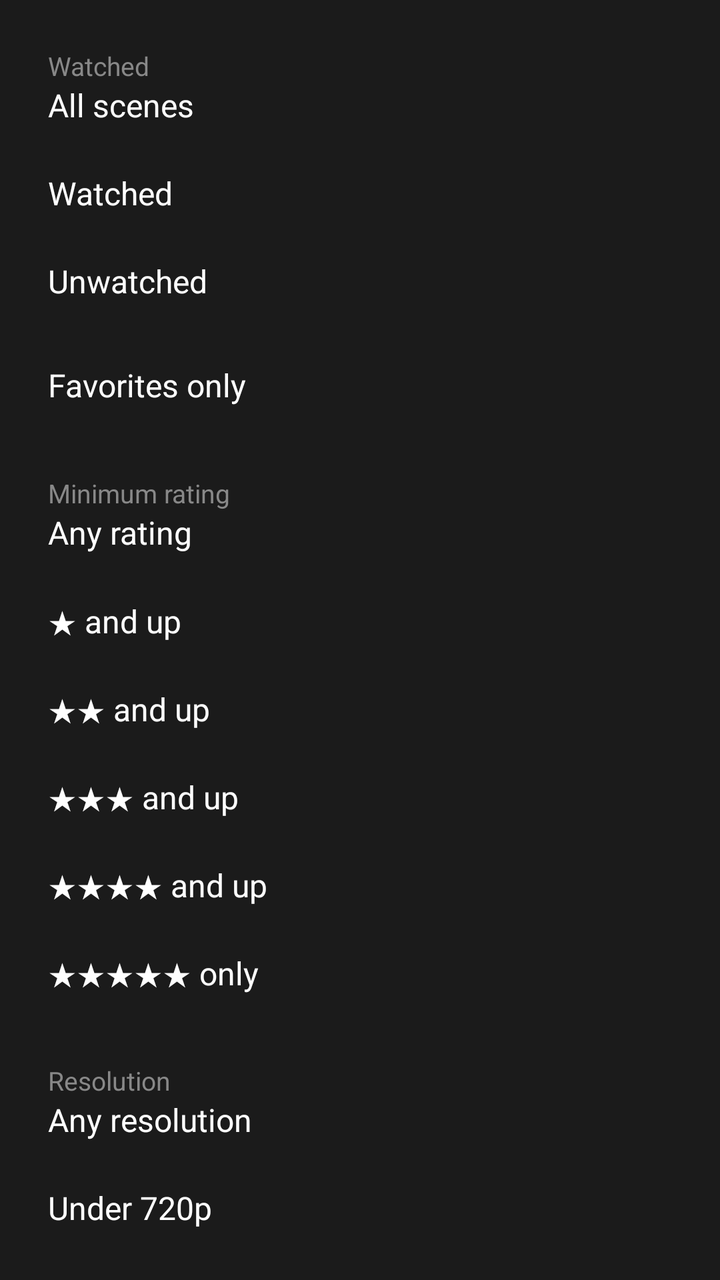
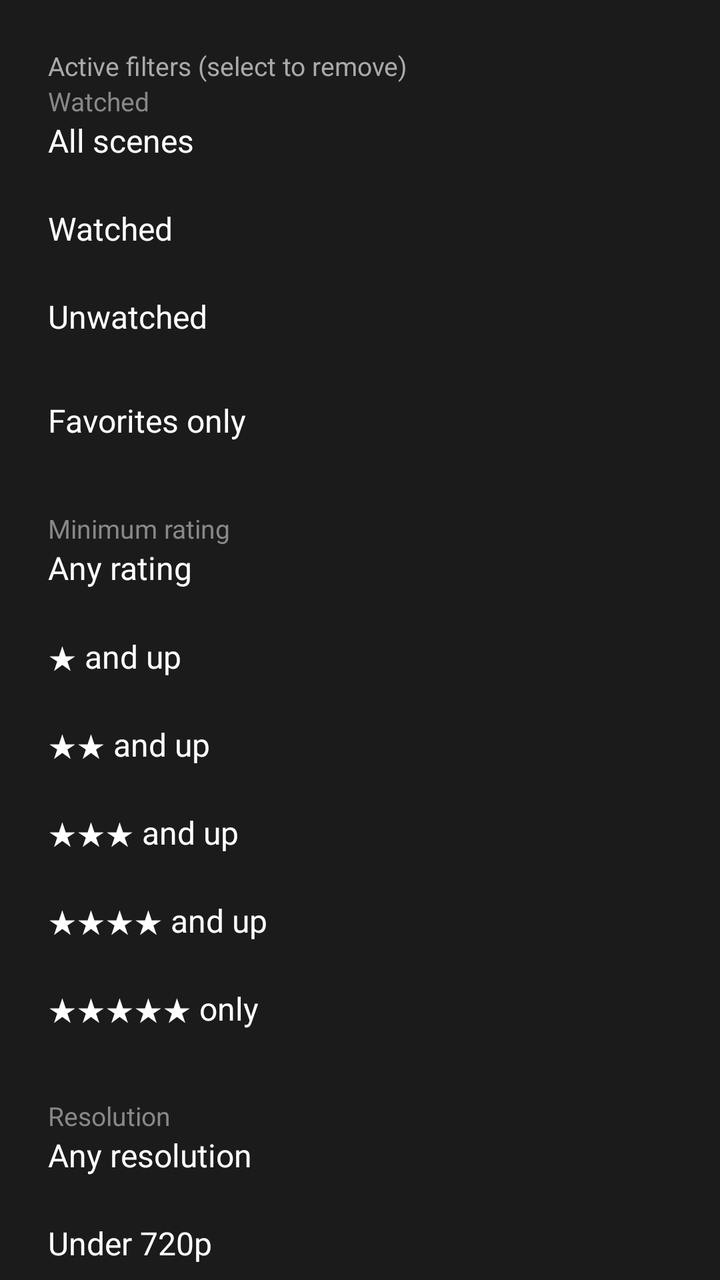

Compare the two renders of this Android layout. The source of the first and the diff that turns it into the second are given below.
<!-- AndroidManifest.xml: application theme Theme.Sinema -->
<!-- res/layout/dialog_scene_filter.xml -->
<?xml version="1.0" encoding="utf-8"?>
<ScrollView xmlns:android="http://schemas.android.com/apk/res/android"
    android:layout_width="match_parent"
    android:layout_height="wrap_content">

    <LinearLayout
        android:layout_width="match_parent"
        android:layout_height="wrap_content"
        android:orientation="vertical"
        android:padding="24dp">

        <TextView
            android:layout_width="match_parent"
            android:layout_height="wrap_content"
            android:text="Watched"
            android:textColor="#888888"
            android:textSize="13sp" />

        <RadioGroup
            android:id="@+id/filter_watch_group"
            android:layout_width="match_parent"
            android:layout_height="wrap_content"
            android:orientation="vertical">

            <RadioButton
                android:id="@+id/filter_watch_all"
                android:layout_width="match_parent"
                android:layout_height="44dp"
                android:checked="true"
                android:text="All scenes"
                android:textColor="@android:color/white"
                android:textSize="16sp" />

            <RadioButton
                android:id="@+id/filter_watch_watched"
                android:layout_width="match_parent"
                android:layout_height="44dp"
                android:text="Watched"
                android:textColor="@android:color/white"
                android:textSize="16sp" />

            <RadioButton
                android:id="@+id/filter_watch_unwatched"
                android:layout_width="match_parent"
                android:layout_height="44dp"
                android:text="Unwatched"
                android:textColor="@android:color/white"
                android:textSize="16sp" />
        </RadioGroup>

        <CheckBox
            android:id="@+id/filter_favorites"
            android:layout_width="match_parent"
            android:layout_height="44dp"
            android:layout_marginTop="8dp"
            android:text="Favorites only"
            android:textColor="@android:color/white"
            android:textSize="16sp" />

        <TextView
            android:layout_width="match_parent"
            android:layout_height="wrap_content"
            android:layout_marginTop="12dp"
            android:text="Minimum rating"
            android:textColor="#888888"
            android:textSize="13sp" />

        <RadioGroup
            android:id="@+id/filter_rating_group"
            android:layout_width="match_parent"
            android:layout_height="wrap_content"
            android:orientation="vertical">

            <RadioButton
                android:id="@+id/filter_rating_0"
                android:layout_width="match_parent"
                android:layout_height="44dp"
                android:checked="true"
                android:text="Any rating"
                android:textColor="@android:color/white"
                android:textSize="16sp" />

            <RadioButton
                android:id="@+id/filter_rating_1"
                android:layout_width="match_parent"
                android:layout_height="44dp"
                android:text="★ and up"
                android:textColor="@android:color/white"
                android:textSize="16sp" />

            <RadioButton
                android:id="@+id/filter_rating_2"
                android:layout_width="match_parent"
                android:layout_height="44dp"
                android:text="★★ and up"
                android:textColor="@android:color/white"
                android:textSize="16sp" />

            <RadioButton
                android:id="@+id/filter_rating_3"
                android:layout_width="match_parent"
                android:layout_height="44dp"
                android:text="★★★ and up"
                android:textColor="@android:color/white"
                android:textSize="16sp" />

            <RadioButton
                android:id="@+id/filter_rating_4"
                android:layout_width="match_parent"
                android:layout_height="44dp"
                android:text="★★★★ and up"
                android:textColor="@android:color/white"
                android:textSize="16sp" />

            <RadioButton
                android:id="@+id/filter_rating_5"
                android:layout_width="match_parent"
                android:layout_height="44dp"
                android:text="★★★★★ only"
                android:textColor="@android:color/white"
                android:textSize="16sp" />
        </RadioGroup>

        <TextView
            android:layout_width="match_parent"
            android:layout_height="wrap_content"
            android:layout_marginTop="12dp"
            android:text="Resolution"
            android:textColor="#888888"
            android:textSize="13sp" />

        <RadioGroup
            android:id="@+id/filter_resolution_group"
            android:layout_width="match_parent"
            android:layout_height="wrap_content"
            android:orientation="vertical">

            <RadioButton
                android:id="@+id/filter_resolution_any"
                android:layout_width="match_parent"
                android:layout_height="44dp"
                android:checked="true"
                android:text="Any resolution"
                android:textColor="@android:color/white"
                android:textSize="16sp" />

            <RadioButton
                android:id="@+id/filter_resolution_under_hd"
                android:layout_width="match_parent"
                android:layout_height="44dp"
                android:text="Under 720p"
                android:textColor="@android:color/white"
                android:textSize="16sp" />

            <RadioButton
                android:id="@+id/filter_resolution_hd"
                android:layout_width="match_parent"
                android:layout_height="44dp"
                android:text="720p or better"
                android:textColor="@android:color/white"
                android:textSize="16sp" />

            <RadioButton
                android:id="@+id/filter_resolution_full_hd"
                android:layout_width="match_parent"
                android:layout_height="44dp"
                android:text="1080p or better"
                android:textColor="@android:color/white"
                android:textSize="16sp" />

            <RadioButton
                android:id="@+id/filter_resolution_four_k"
                android:layout_width="match_parent"
                android:layout_height="44dp"
                android:text="4K or better"
                android:textColor="@android:color/white"
                android:textSize="16sp" />
        </RadioGroup>

        <TextView
            android:layout_width="match_parent"
            android:layout_height="wrap_content"
            android:layout_marginTop="12dp"
            android:text="Markers"
            android:textColor="#888888"
            android:textSize="13sp" />

        <RadioGroup
            android:id="@+id/filter_markers_group"
            android:layout_width="match_parent"
            android:layout_height="wrap_content"
            android:orientation="horizontal">

            <RadioButton
                android:id="@+id/filter_markers_any"
                android:layout_width="wrap_content"
                android:layout_height="44dp"
                android:checked="true"
                android:text="Any"
                android:textColor="@android:color/white"
                android:textSize="16sp" />

            <RadioButton
                android:id="@+id/filter_markers_with"
                android:layout_width="wrap_content"
                android:layout_height="44dp"
                android:layout_marginStart="24dp"
                android:text="With"
                android:textColor="@android:color/white"
                android:textSize="16sp" />

            <RadioButton
                android:id="@+id/filter_markers_without"
                android:layout_width="wrap_content"
                android:layout_height="44dp"
                android:layout_marginStart="24dp"
                android:text="Without"
                android:textColor="@android:color/white"
                android:textSize="16sp" />
        </RadioGroup>

        <TextView
            android:layout_width="match_parent"
            android:layout_height="wrap_content"
            android:layout_marginTop="12dp"
            android:text="Captions"
            android:textColor="#888888"
            android:textSize="13sp" />

        <RadioGroup
            android:id="@+id/filter_captions_group"
            android:layout_width="match_parent"
            android:layout_height="wrap_content"
            android:orientation="horizontal">

            <RadioButton
                android:id="@+id/filter_captions_any"
                android:layout_width="wrap_content"
                android:layout_height="44dp"
                android:checked="true"
                android:text="Any"
                android:textColor="@android:color/white"
                android:textSize="16sp" />

            <RadioButton
                android:id="@+id/filter_captions_with"
                android:layout_width="wrap_content"
                android:layout_height="44dp"
                android:layout_marginStart="24dp"
                android:text="With"
                android:textColor="@android:color/white"
                android:textSize="16sp" />

            <RadioButton
                android:id="@+id/filter_captions_without"
                android:layout_width="wrap_content"
                android:layout_height="44dp"
                android:layout_marginStart="24dp"
                android:text="Without"
                android:textColor="@android:color/white"
                android:textSize="16sp" />
        </RadioGroup>
    </LinearLayout>
</ScrollView>
<!-- resources referenced by this layout -->
<resources>
  <style name="Theme.Sinema" parent="@style/Theme.Leanback.Browse">
          <item name="android:windowIsTranslucent">false</item>
          <item name="android:windowBackground">#FF1B1B1B</item>
          <item name="android:colorBackground">#FF1B1B1B</item>
          <item name="android:colorPrimary">#FF1B1B1B</item>
          <item name="defaultBrandColor">#FF1B1B1B</item>
          <item name="defaultBrandColorDark">#FF121212</item>
          <item name="android:textColorPrimary">@android:color/white</item>
          <item name="android:textColorSecondary">#AAAAAA</item>
          <item name="browsePaddingStart">48dp</item>
          <item name="browsePaddingEnd">48dp</item>
          <item name="browsePaddingTop">27dp</item>
          <item name="browsePaddingBottom">27dp</item>
      </style>
</resources>

<!-- the commit's change to res/layout/dialog_scene_filter.xml (unified diff, before → after) -->
@@ -12,6 +12,38 @@
         <TextView
             android:layout_width="match_parent"
             android:layout_height="wrap_content"
+            android:text="Active filters (select to remove)"
+            android:textColor="#AAAAAA"
+            android:textSize="13sp" />
+
+        <HorizontalScrollView
+            android:id="@+id/filter_chips_scroll"
+            android:layout_width="match_parent"
+            android:layout_height="wrap_content"
+            android:layout_marginTop="4dp"
+            android:focusable="false"
+            android:visibility="gone">
+
+            <LinearLayout
+                android:id="@+id/filter_chips"
+                android:layout_width="wrap_content"
+                android:layout_height="wrap_content"
+                android:orientation="horizontal" />
+        </HorizontalScrollView>
+
+        <Button
+            android:id="@+id/filter_save"
+            android:layout_width="match_parent"
+            android:layout_height="48dp"
+            android:layout_marginTop="8dp"
+            android:layout_marginBottom="12dp"
+            android:focusable="true"
+            android:text="Save as Stash filter…"
+            android:visibility="gone" />
+
+        <TextView
+            android:layout_width="match_parent"
+            android:layout_height="wrap_content"
             android:text="Watched"
             android:textColor="#888888"
             android:textSize="13sp" />
@@ -260,5 +292,55 @@
                 android:textColor="@android:color/white"
                 android:textSize="16sp" />
         </RadioGroup>
+
+        <TextView
+            android:layout_width="match_parent"
+            android:layout_height="wrap_content"
+            android:layout_marginTop="16dp"
+            android:text="Advanced"
+            android:textColor="#AAAAAA"
+            android:textSize="13sp" />
+
+        <Button
+            android:id="@+id/filter_duration"
+            android:layout_width="match_parent"
+            android:layout_height="48dp"
+            android:focusable="true"
+            android:text="Duration: Any duration" />
+
+        <Button
+            android:id="@+id/filter_release_date"
+            android:layout_width="match_parent"
+            android:layout_height="48dp"
+            android:focusable="true"
+            android:text="Release date: Any release date" />
+
+        <Button
+            android:id="@+id/filter_codec"
+            android:layout_width="match_parent"
+            android:layout_height="48dp"
+            android:focusable="true"
+            android:text="Video codec: Any codec" />
+
+        <Button
+            android:id="@+id/filter_performers"
+            android:layout_width="match_parent"
+            android:layout_height="48dp"
+            android:focusable="true"
+            android:text="Performers: Any" />
+
+        <Button
+            android:id="@+id/filter_studios"
+            android:layout_width="match_parent"
+            android:layout_height="48dp"
+            android:focusable="true"
+            android:text="Studios: Any" />
+
+        <Button
+            android:id="@+id/filter_tags"
+            android:layout_width="match_parent"
+            android:layout_height="48dp"
+            android:focusable="true"
+            android:text="Tags: Any" />
     </LinearLayout>
 </ScrollView>
